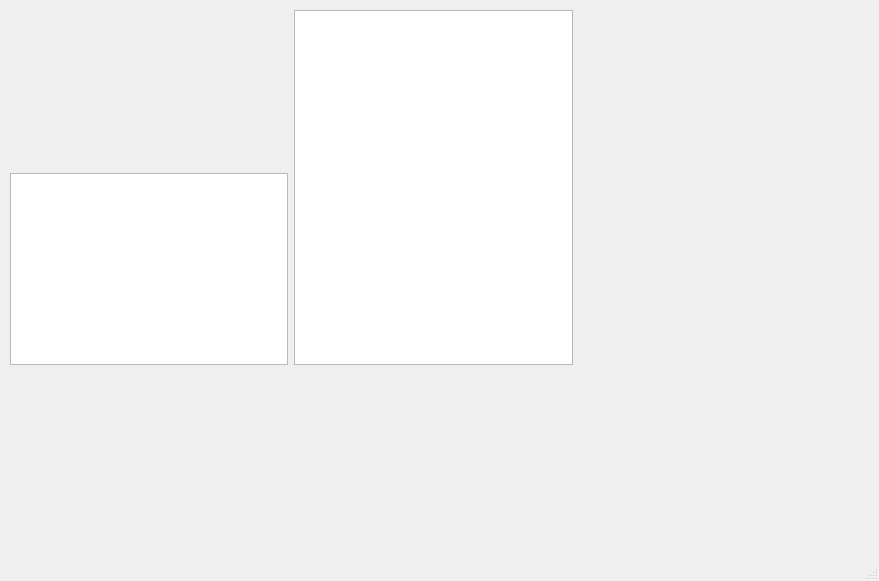
grifill/workspace_QT5, file projects/CapCalc/mainwindow.ui: the form before one commit.
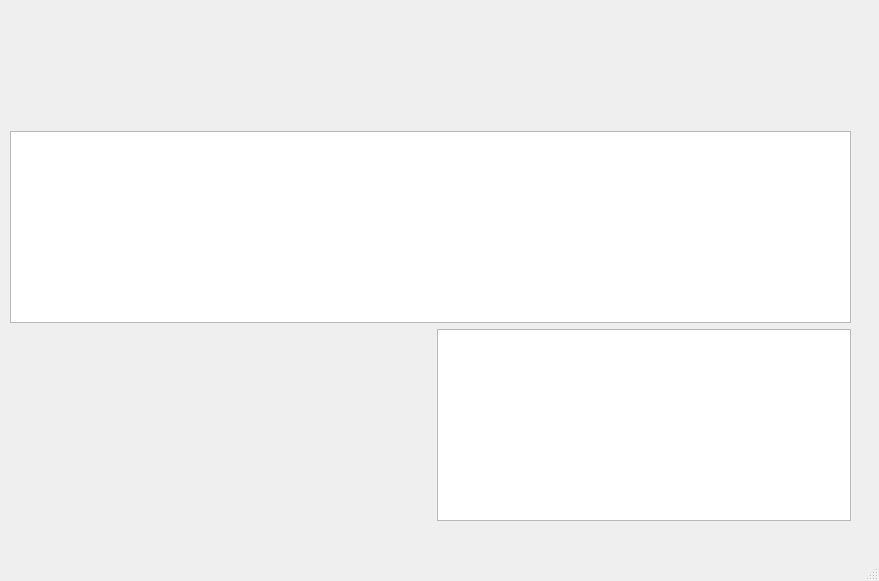
The form after the commit.

Commit message:
Add table model
- New table model

Diff of the .ui file:
```diff
--- a/projects/CapCalc/mainwindow.ui
+++ b/projects/CapCalc/mainwindow.ui
@@ -40,9 +40,6 @@
        </property>
       </widget>
      </item>
-     <item row="0" column="1" rowspan="2">
-      <widget class="QTableWidget" name="tableWidget"/>
-     </item>
      <item row="2" column="0">
       <spacer name="verticalSpacer">
        <property name="orientation">
@@ -56,9 +53,6 @@
        </property>
       </spacer>
      </item>
-     <item row="1" column="0">
-      <widget class="QTableWidget" name="tableWidget_2"/>
-     </item>
      <item row="0" column="2">
       <spacer name="horizontalSpacer">
        <property name="orientation">
@@ -72,6 +66,12 @@
        </property>
       </spacer>
      </item>
+     <item row="2" column="2">
+      <widget class="QTableWidget" name="tableWidget_2"/>
+     </item>
+     <item row="1" column="0" colspan="3">
+      <widget class="QTableView" name="tableViewMain"/>
+     </item>
     </layout>
    </widget>
   </widget>
```
The commit also changes 5 other files.
